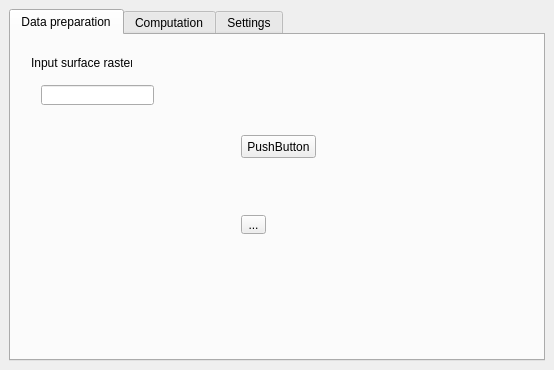
Before: the Qt Designer form bin/qgis/smoderp2d/smoderp_2D_dockwidget_base.ui in storm-fsv-cvut/smoderp2d, drawn with Qt 5.
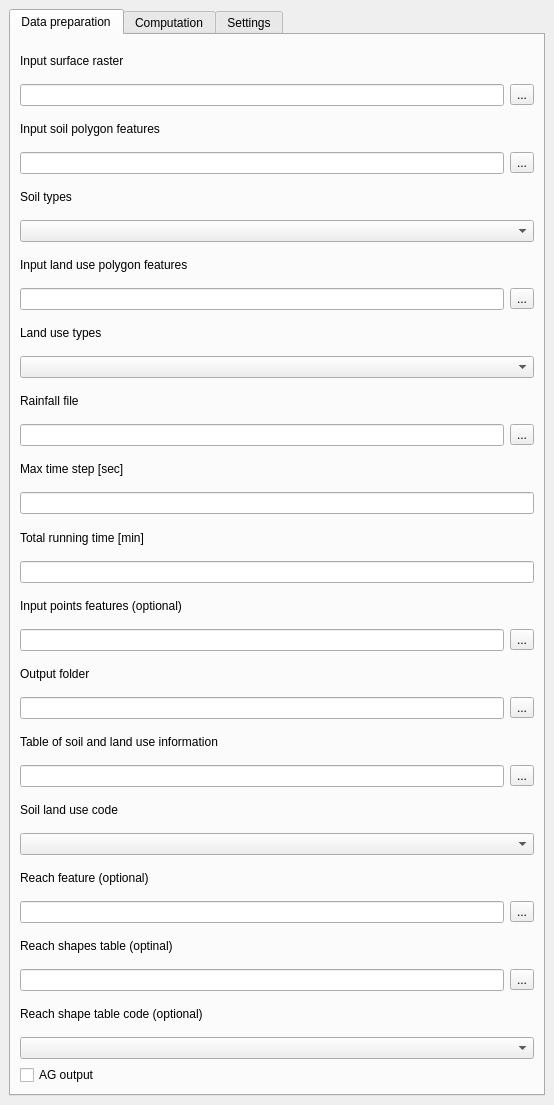
After: the same form once the commit is applied.

Commit message: Copied ArcGIS UI. (see #18)

Diff of the .ui file:
```diff
--- a/bin/qgis/smoderp2d/smoderp_2D_dockwidget_base.ui
+++ b/bin/qgis/smoderp2d/smoderp_2D_dockwidget_base.ui
@@ -7,15 +7,15 @@
     <x>0</x>
     <y>0</y>
     <width>554</width>
-    <height>370</height>
+    <height>1105</height>
    </rect>
   </property>
   <property name="windowTitle">
    <string>SMODERP2D</string>
   </property>
   <widget class="QWidget" name="dockWidgetContents">
-   <layout class="QGridLayout" name="gridLayout">
-    <item row="0" column="1">
+   <layout class="QGridLayout" name="gridLayout_3">
+    <item row="0" column="0">
      <widget class="QTabWidget" name="tabWidget">
       <property name="currentIndex">
        <number>0</number>
@@ -27,55 +27,264 @@
        <attribute name="title">
         <string>Data preparation</string>
        </attribute>
-       <widget class="QLabel" name="label">
-        <property name="geometry">
-         <rect>
-          <x>20</x>
-          <y>20</y>
-          <width>101</width>
-          <height>16</height>
-         </rect>
-        </property>
-        <property name="text">
-         <string>Input surface raster</string>
-        </property>
-       </widget>
-       <widget class="QLineEdit" name="lineEdit">
-        <property name="geometry">
-         <rect>
-          <x>30</x>
-          <y>50</y>
-          <width>113</width>
-          <height>20</height>
-         </rect>
-        </property>
-       </widget>
-       <widget class="QPushButton" name="pushButton">
-        <property name="geometry">
-         <rect>
-          <x>230</x>
-          <y>100</y>
-          <width>75</width>
-          <height>23</height>
-         </rect>
-        </property>
-        <property name="text">
-         <string>PushButton</string>
-        </property>
-       </widget>
-       <widget class="QToolButton" name="toolButton">
-        <property name="geometry">
-         <rect>
-          <x>230</x>
-          <y>180</y>
-          <width>25</width>
-          <height>19</height>
-         </rect>
-        </property>
-        <property name="text">
-         <string>...</string>
-        </property>
-       </widget>
+       <layout class="QGridLayout" name="gridLayout_11">
+        <item row="0" column="0">
+         <widget class="QLabel" name="label">
+          <property name="text">
+           <string>Input surface raster</string>
+          </property>
+         </widget>
+        </item>
+        <item row="1" column="0">
+         <layout class="QGridLayout" name="gridLayout">
+          <item row="0" column="0">
+           <widget class="QLineEdit" name="lineEdit"/>
+          </item>
+          <item row="0" column="1">
+           <widget class="QToolButton" name="toolButton">
+            <property name="text">
+             <string>...</string>
+            </property>
+           </widget>
+          </item>
+         </layout>
+        </item>
+        <item row="2" column="0">
+         <widget class="QLabel" name="label_2">
+          <property name="text">
+           <string>Input soil polygon features</string>
+          </property>
+         </widget>
+        </item>
+        <item row="3" column="0">
+         <layout class="QGridLayout" name="gridLayout_2">
+          <item row="0" column="0">
+           <widget class="QLineEdit" name="lineEdit_2"/>
+          </item>
+          <item row="0" column="1">
+           <widget class="QToolButton" name="toolButton_2">
+            <property name="text">
+             <string>...</string>
+            </property>
+           </widget>
+          </item>
+         </layout>
+        </item>
+        <item row="4" column="0">
+         <widget class="QLabel" name="label_3">
+          <property name="text">
+           <string>Soil types</string>
+          </property>
+         </widget>
+        </item>
+        <item row="5" column="0">
+         <widget class="QComboBox" name="comboBox"/>
+        </item>
+        <item row="6" column="0">
+         <widget class="QLabel" name="label_4">
+          <property name="text">
+           <string>Input land use polygon features</string>
+          </property>
+         </widget>
+        </item>
+        <item row="7" column="0">
+         <layout class="QGridLayout" name="gridLayout_5">
+          <item row="0" column="0">
+           <widget class="QLineEdit" name="lineEdit_4"/>
+          </item>
+          <item row="0" column="1">
+           <widget class="QToolButton" name="toolButton_4">
+            <property name="text">
+             <string>...</string>
+            </property>
+           </widget>
+          </item>
+         </layout>
+        </item>
+        <item row="8" column="0">
+         <widget class="QLabel" name="label_6">
+          <property name="text">
+           <string>Land use types</string>
+          </property>
+         </widget>
+        </item>
+        <item row="9" column="0">
+         <widget class="QComboBox" name="comboBox_2"/>
+        </item>
+        <item row="10" column="0">
+         <widget class="QLabel" name="label_5">
+          <property name="text">
+           <string>Rainfall file</string>
+          </property>
+         </widget>
+        </item>
+        <item row="11" column="0">
+         <layout class="QGridLayout" name="gridLayout_4">
+          <item row="0" column="0">
+           <widget class="QLineEdit" name="lineEdit_3"/>
+          </item>
+          <item row="0" column="1">
+           <widget class="QToolButton" name="toolButton_3">
+            <property name="text">
+             <string>...</string>
+            </property>
+           </widget>
+          </item>
+         </layout>
+        </item>
+        <item row="12" column="0">
+         <widget class="QLabel" name="label_7">
+          <property name="text">
+           <string>Max time step [sec]</string>
+          </property>
+         </widget>
+        </item>
+        <item row="13" column="0">
+         <widget class="QLineEdit" name="lineEdit_5"/>
+        </item>
+        <item row="14" column="0">
+         <widget class="QLabel" name="label_8">
+          <property name="text">
+           <string>Total running time [min]</string>
+          </property>
+         </widget>
+        </item>
+        <item row="15" column="0">
+         <widget class="QLineEdit" name="lineEdit_6"/>
+        </item>
+        <item row="16" column="0">
+         <widget class="QLabel" name="label_9">
+          <property name="text">
+           <string>Input points features (optional)</string>
+          </property>
+         </widget>
+        </item>
+        <item row="17" column="0">
+         <layout class="QGridLayout" name="gridLayout_6">
+          <item row="0" column="0">
+           <widget class="QLineEdit" name="lineEdit_7"/>
+          </item>
+          <item row="0" column="1">
+           <widget class="QToolButton" name="toolButton_5">
+            <property name="text">
+             <string>...</string>
+            </property>
+           </widget>
+          </item>
+         </layout>
+        </item>
+        <item row="18" column="0">
+         <widget class="QLabel" name="label_10">
+          <property name="text">
+           <string>Output folder</string>
+          </property>
+         </widget>
+        </item>
+        <item row="19" column="0">
+         <layout class="QGridLayout" name="gridLayout_7">
+          <item row="0" column="0">
+           <widget class="QLineEdit" name="lineEdit_8"/>
+          </item>
+          <item row="0" column="1">
+           <widget class="QToolButton" name="toolButton_6">
+            <property name="text">
+             <string>...</string>
+            </property>
+           </widget>
+          </item>
+         </layout>
+        </item>
+        <item row="20" column="0">
+         <widget class="QLabel" name="label_11">
+          <property name="text">
+           <string>Table of soil and land use information</string>
+          </property>
+         </widget>
+        </item>
+        <item row="21" column="0">
+         <layout class="QGridLayout" name="gridLayout_8">
+          <item row="0" column="0">
+           <widget class="QLineEdit" name="lineEdit_9"/>
+          </item>
+          <item row="0" column="1">
+           <widget class="QToolButton" name="toolButton_7">
+            <property name="text">
+             <string>...</string>
+            </property>
+           </widget>
+          </item>
+         </layout>
+        </item>
+        <item row="22" column="0">
+         <widget class="QLabel" name="label_12">
+          <property name="text">
+           <string>Soil land use code</string>
+          </property>
+         </widget>
+        </item>
+        <item row="23" column="0">
+         <widget class="QComboBox" name="comboBox_3"/>
+        </item>
+        <item row="24" column="0">
+         <widget class="QLabel" name="label_13">
+          <property name="text">
+           <string>Reach feature (optional)</string>
+          </property>
+         </widget>
+        </item>
+        <item row="25" column="0">
+         <layout class="QGridLayout" name="gridLayout_9">
+          <item row="0" column="0">
+           <widget class="QLineEdit" name="lineEdit_10"/>
+          </item>
+          <item row="0" column="1">
+           <widget class="QToolButton" name="toolButton_8">
+            <property name="text">
+             <string>...</string>
+            </property>
+           </widget>
+          </item>
+         </layout>
+        </item>
+        <item row="26" column="0">
+         <widget class="QLabel" name="label_14">
+          <property name="text">
+           <string>Reach shapes table (optinal)</string>
+          </property>
+         </widget>
+        </item>
+        <item row="27" column="0">
+         <layout class="QGridLayout" name="gridLayout_10">
+          <item row="0" column="0">
+           <widget class="QLineEdit" name="lineEdit_11"/>
+          </item>
+          <item row="0" column="1">
+           <widget class="QToolButton" name="toolButton_9">
+            <property name="text">
+             <string>...</string>
+            </property>
+           </widget>
+          </item>
+         </layout>
+        </item>
+        <item row="28" column="0">
+         <widget class="QLabel" name="label_15">
+          <property name="text">
+           <string>Reach shape table code (optional)</string>
+          </property>
+         </widget>
+        </item>
+        <item row="29" column="0">
+         <widget class="QComboBox" name="comboBox_4"/>
+        </item>
+        <item row="30" column="0">
+         <widget class="QCheckBox" name="checkBox">
+          <property name="text">
+           <string>AG output</string>
+          </property>
+         </widget>
+        </item>
+       </layout>
       </widget>
       <widget class="QWidget" name="computation">
        <attribute name="title">
```
